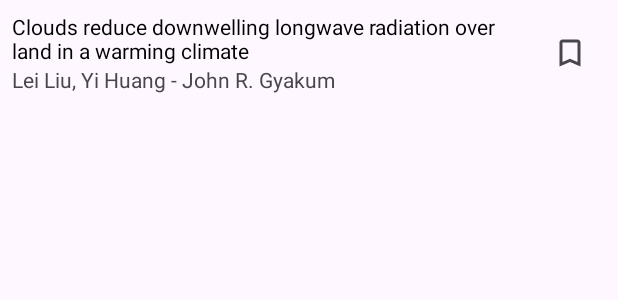
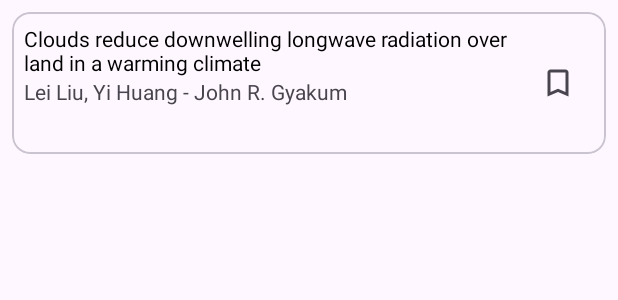
Before and after one commit to moclam1905/AndroidEssentialsGuide, an Android app: the layout list_item_article.xml on its own in the app's theme, with its tools: preview values and no code run, on a phone screen of 412 x 824 dp. Shown: the top 300 px of the screen. Run offline under Robolectric (Android 15) with nearby library versions, the phone set to English and light mode, and no system bars.

Commit message:
Add tags support to articles and update UI to display tags in article list

```diff
--- a/app/src/main/java/com/nguyenmoclam/androidessentialsguide/articlelist/ArticleListFragment.kt
+++ b/app/src/main/java/com/nguyenmoclam/androidessentialsguide/articlelist/ArticleListFragment.kt
@@ -8,7 +8,6 @@ import android.view.View
 import android.view.ViewGroup
 import androidx.fragment.app.Fragment
 import androidx.fragment.app.viewModels
-import androidx.recyclerview.widget.DividerItemDecoration
 import androidx.recyclerview.widget.LinearLayoutManager
 import com.nguyenmoclam.androidessentialsguide.databinding.FragmentArticleListBinding
 import com.nguyenmoclam.androidessentialsguide.models.Article
@@ -58,8 +57,6 @@ class ArticleListFragment : Fragment(), ArticleClickListener {
         binding.articleList.apply {
             layoutManager = LinearLayoutManager(context)
             adapter = this@ArticleListFragment.adapter
-            val divider = DividerItemDecoration(context, DividerItemDecoration.VERTICAL)
-            addItemDecoration(divider)
         }
     }
 
--- a/app/src/main/java/com/nguyenmoclam/androidessentialsguide/articlelist/ArticleListItemViewModel.kt
+++ b/app/src/main/java/com/nguyenmoclam/androidessentialsguide/articlelist/ArticleListItemViewModel.kt
@@ -22,4 +22,7 @@ class ArticleListItemViewModel {
     fun getAuthorText(resource: Resources): String {
         return resource.getString(R.string.by_author, article?.authorName)
     }
+
+    val articleTags: List<String>
+        get() = article?.tags.orEmpty()
 }
--- a/app/src/main/java/com/nguyenmoclam/androidessentialsguide/data/remote/androidblog/AndroidBlogArticleService.kt
+++ b/app/src/main/java/com/nguyenmoclam/androidessentialsguide/data/remote/androidblog/AndroidBlogArticleService.kt
@@ -49,9 +49,15 @@ class AndroidBlogArticleService
     }
 
 private fun AndroidBlogFeedItem.toArticle(): Article {
+    val tags =
+        this.categories?.mapNotNull { category ->
+            category.term
+        }.orEmpty()
+
     return Article(
         htmlTitle = HtmlString(this.title.orEmpty()),
         authorName = this.author?.name.orEmpty(),
         url = this.link?.href.orEmpty(),
+        tags = tags,
     )
 }
--- a/app/src/main/java/com/nguyenmoclam/androidessentialsguide/data/remote/androidblog/AndroidBlogFeedItem.kt
+++ b/app/src/main/java/com/nguyenmoclam/androidessentialsguide/data/remote/androidblog/AndroidBlogFeedItem.kt
@@ -1,6 +1,7 @@
 package com.nguyenmoclam.androidessentialsguide.data.remote.androidblog
 
 import org.simpleframework.xml.Element
+import org.simpleframework.xml.ElementList
 import org.simpleframework.xml.Root
 
 @Root(name = "entry", strict = false)
@@ -14,4 +15,7 @@ data class AndroidBlogFeedItem(
     @field:Element(name = "link")
     @param:Element(name = "link")
     val link: AndroidBlogLink? = null,
+    @field:ElementList(name = "category", inline = true)
+    @param:ElementList(name = "category", inline = true)
+    val categories: List<AndroidBlogCategory>? = null,
 )
--- a/app/src/main/java/com/nguyenmoclam/androidessentialsguide/models/Article.kt
+++ b/app/src/main/java/com/nguyenmoclam/androidessentialsguide/models/Article.kt
@@ -7,4 +7,5 @@ data class Article(
     val authorName: String = "",
     val url: String = "",
     val bookmark: Boolean = false,
+    val tags: List<String> = emptyList(),
 )
--- a/app/src/main/res/layout/fragment_article_list.xml
+++ b/app/src/main/res/layout/fragment_article_list.xml
@@ -4,7 +4,8 @@
     xmlns:tools="http://schemas.android.com/tools"
     android:layout_width="match_parent"
     android:layout_height="match_parent"
-    android:padding="16dp"
+    android:padding="8dp"
+    android:background="?attr/colorSurface"
     tools:context=".articlelist.ArticleListFragment">
 
     <androidx.recyclerview.widget.RecyclerView
--- a/app/src/main/res/layout/list_item_article.xml
+++ b/app/src/main/res/layout/list_item_article.xml
@@ -1,10 +1,18 @@
 <?xml version="1.0" encoding="utf-8"?>
-<androidx.constraintlayout.widget.ConstraintLayout xmlns:android="http://schemas.android.com/apk/res/android"
+<com.google.android.material.card.MaterialCardView xmlns:android="http://schemas.android.com/apk/res/android"
     xmlns:app="http://schemas.android.com/apk/res-auto"
     xmlns:tools="http://schemas.android.com/tools"
     android:layout_width="match_parent"
     android:layout_height="wrap_content"
+    android:layout_margin="8dp">
+
+    <androidx.constraintlayout.widget.ConstraintLayout
+        android:id="@+id/article_content"
+        android:layout_width="match_parent"
+        android:layout_height="wrap_content"
         android:background="?android:attr/selectableItemBackground"
+
+
         android:clickable="true"
         android:focusable="true"
         android:padding="8dp">
@@ -33,8 +41,8 @@
             android:id="@+id/bookmark_button"
             android:layout_width="@dimen/bookmark_icon_size"
             android:layout_height="@dimen/bookmark_icon_size"
+            android:background="?selectableItemBackgroundBorderless"
             android:clickable="true"
-        android:background="?selectableItemBackgroundBorderless"
             android:contentDescription="@string/bookmark_article"
             android:focusable="true"
             android:scaleType="center"
@@ -43,4 +51,15 @@
             app:layout_constraintEnd_toEndOf="parent"
             app:layout_constraintTop_toTopOf="parent" />
 
+        <com.google.android.material.chip.ChipGroup
+            android:id="@+id/chip_group"
+            tools:layout_height="24dp"
+            android:layout_width="0dp"
+            android:layout_height="wrap_content"
+            app:layout_constraintEnd_toEndOf="@id/bookmark_button"
+            app:layout_constraintStart_toStartOf="parent"
+            app:layout_constraintTop_toBottomOf="@id/article_author" />
     </androidx.constraintlayout.widget.ConstraintLayout>
+
+
+</com.google.android.material.card.MaterialCardView>
```
Also changed, not shown: app/src/main/java/com/nguyenmoclam/androidessentialsguide/articlelist/ArticleAdapter.kt (+9 -1 lines), app/src/main/java/com/nguyenmoclam/androidessentialsguide/data/remote/androidblog/AndroidBlogCategory.kt (added, +11 -0 lines). Lines whose indentation alone changed are shown as unchanged.
